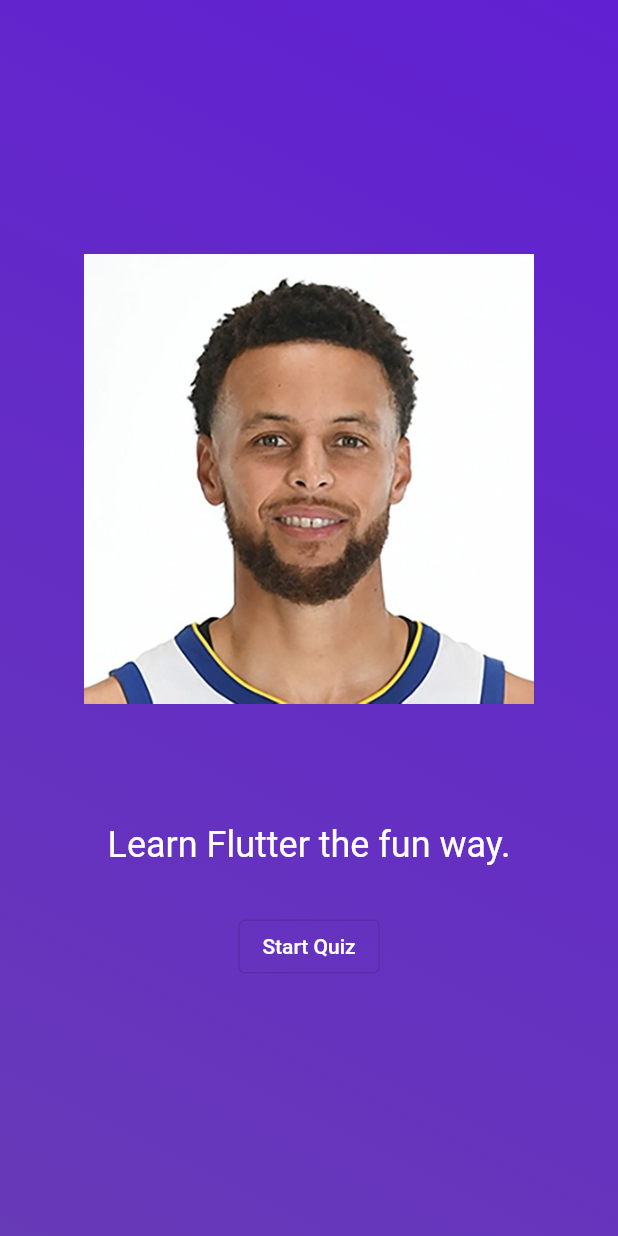
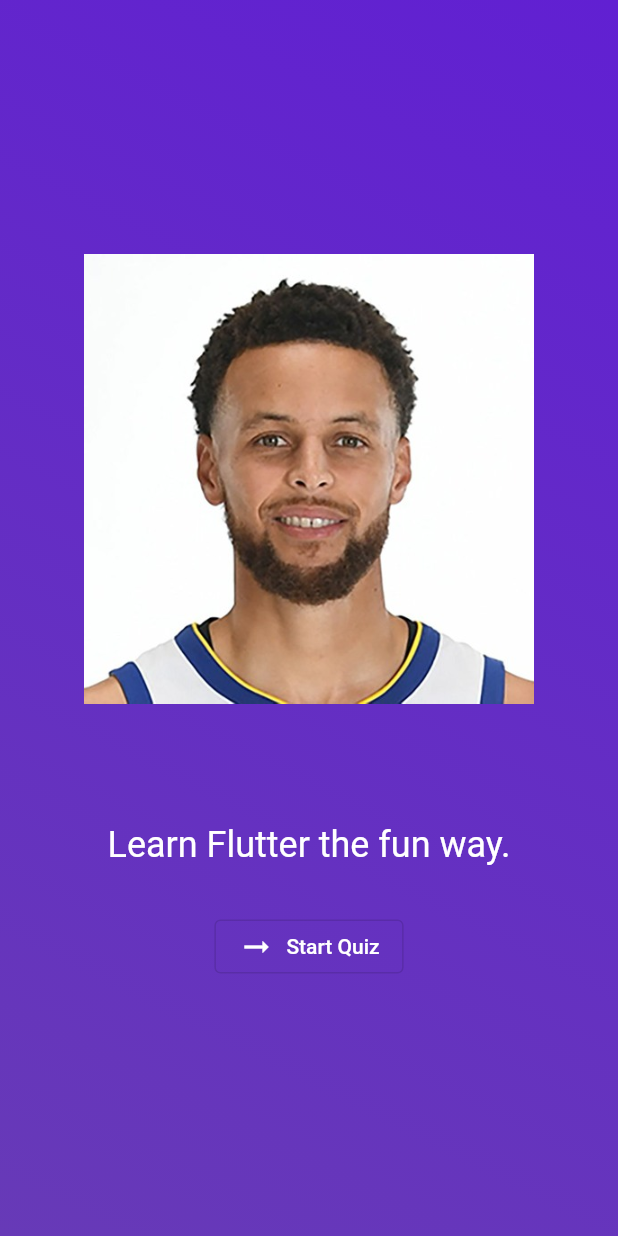
Before and after one commit to kdutta9/flutter_quiz_app, a Flutter app: the screen it shows after launch, on a phone screen of 412 x 824 dp. Run offline on Flutter 3.47's test engine with Material 2 defaults, Android fonts, the phone set to English and light mode, and no system bars.

Commit message:
Add icon to "Start Quiz" button (#1)

```diff
--- a/lib/start_screen.dart
+++ b/lib/start_screen.dart
@@ -23,12 +23,13 @@ class StartScreen extends StatelessWidget {
           const SizedBox(
             height: 30,
           ),
-          OutlinedButton(
+          OutlinedButton.icon(
               onPressed: () {},
               style: OutlinedButton.styleFrom(
                 foregroundColor: Colors.white,
               ),
-              child: const Text('Start Quiz'))
+              icon: const Icon(Icons.arrow_right_alt),
+              label: const Text('Start Quiz'))
         ],
       ),
     );
```
